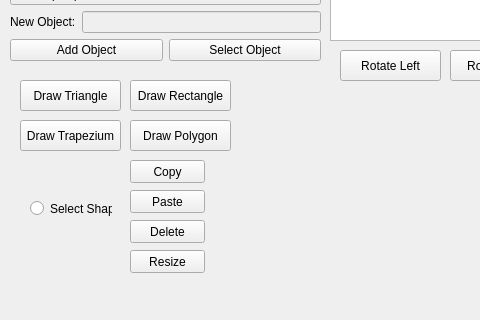
Qt form SDIProject-master/SDIProject-master/QTPracticeNew/mainwindow.ui (BRees2451/SDIProject) before a commit; both pictures show x 0 to 480 and y 399 to 719 of the 865 by 719 pixel window.
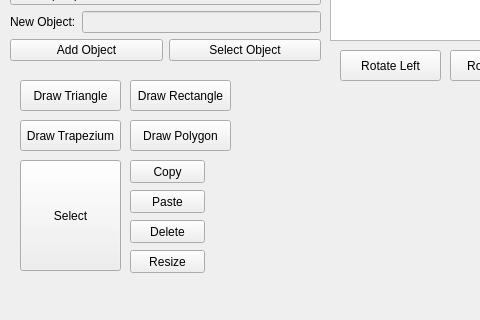
The same form after that commit. Custom widgets are drawn as their Qt base class.

Patch:
```diff
--- a/SDIProject-master/SDIProject-master/QTPracticeNew/mainwindow.ui
+++ b/SDIProject-master/SDIProject-master/QTPracticeNew/mainwindow.ui
@@ -326,19 +326,6 @@
      <string/>
     </property>
    </widget>
-   <widget class="QRadioButton" name="radioButton">
-    <property name="geometry">
-     <rect>
-      <x>30</x>
-      <y>580</y>
-      <width>82</width>
-      <height>17</height>
-     </rect>
-    </property>
-    <property name="text">
-     <string>Select Shape</string>
-    </property>
-   </widget>
    <widget class="QPushButton" name="pasteShape">
     <property name="geometry">
      <rect>
@@ -404,6 +391,19 @@
      <string>Shape Type: None</string>
     </property>
    </widget>
+   <widget class="QPushButton" name="selectButton">
+    <property name="geometry">
+     <rect>
+      <x>20</x>
+      <y>540</y>
+      <width>101</width>
+      <height>111</height>
+     </rect>
+    </property>
+    <property name="text">
+     <string>Select</string>
+    </property>
+   </widget>
   </widget>
   <widget class="QMenuBar" name="menubar">
    <property name="geometry">
```
